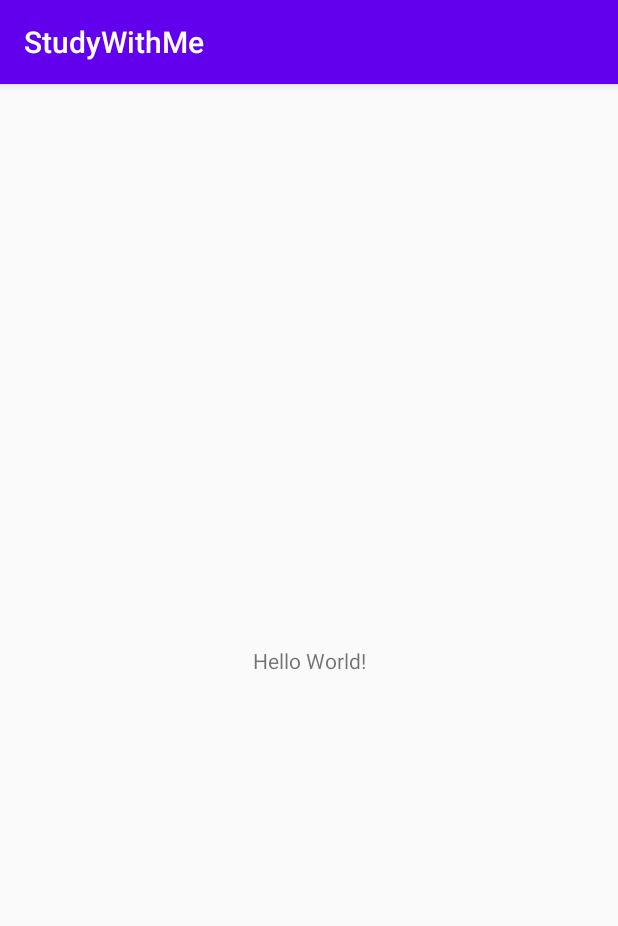
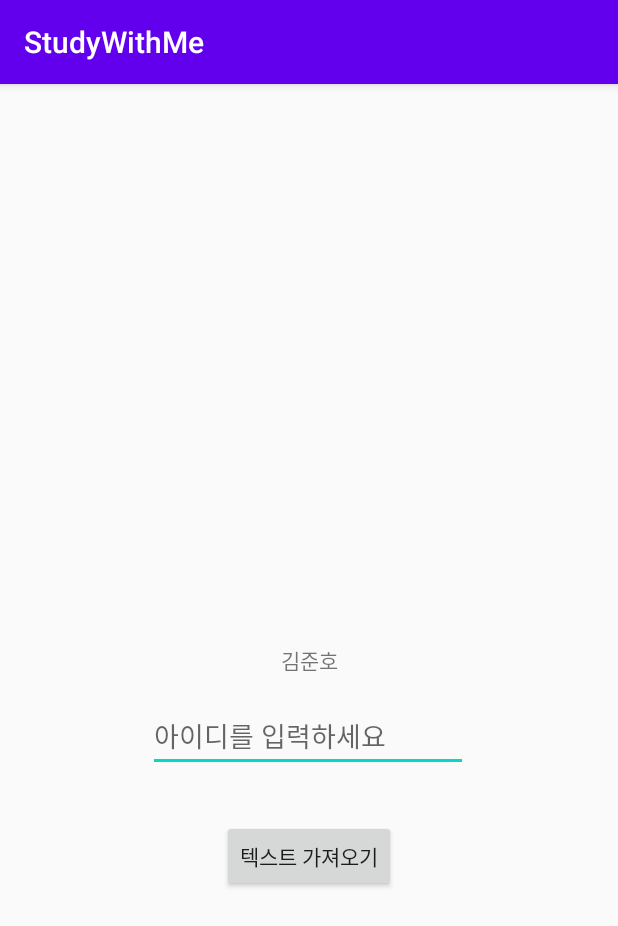
Before and after one commit to someday55/WebGrus_App_Team1, an Android app: the screen it shows after launch (MainActivity), on a phone screen of 412 x 824 dp. Shown: the top 926 px of the screen. Run offline under Robolectric (Android 15) with nearby library versions, the phone set to English and light mode, and no system bars.

Commit message:
Just Studying

```diff
--- a/app/build.gradle
+++ b/app/build.gradle
@@ -26,6 +26,8 @@ android {
 
 dependencies {
     implementation fileTree(dir: "libs", include: ["*.jar"])
+    implementation "org.jetbrains.kotlin:kotlin-stdlib-jdk7:$kotlin_version"
+    implementation "org.jetbrains.kotlin:kotlin-stdlib-jdk8:$kotlin_version"
     implementation "org.jetbrains.kotlin:kotlin-stdlib:$kotlin_version"
     implementation 'androidx.core:core-ktx:1.3.2'
     implementation 'androidx.appcompat:appcompat:1.2.0'
--- a/app/src/main/java/com/example/studywithme/MainActivity.kt
+++ b/app/src/main/java/com/example/studywithme/MainActivity.kt
@@ -2,10 +2,20 @@ package com.example.studywithme
 
 import androidx.appcompat.app.AppCompatActivity
 import android.os.Bundle
+import kotlinx.android.synthetic.main.activity_main.*
 
 class MainActivity : AppCompatActivity() {
-    override fun onCreate(savedInstanceState: Bundle?) {
+    override fun onCreate(savedInstanceState: Bundle?) { //앱이 최초 실행되면 이곳을 수행한다.
         super.onCreate(savedInstanceState)
         setContentView(R.layout.activity_main)
+
+
+        btn_getText.setOnClickListener{
+            var resultText = et_id.text.toString()
+            tv_result.setText(resultText)
+
+
+        }
+
     }
 }
--- a/app/src/main/res/layout/activity_main.xml
+++ b/app/src/main/res/layout/activity_main.xml
@@ -7,12 +7,35 @@
     tools:context=".MainActivity">
 
     <TextView
+        android:id="@+id/tv_result"
         android:layout_width="wrap_content"
         android:layout_height="wrap_content"
-        android:text="Hello World!"
+        android:text="김준호"
         app:layout_constraintBottom_toBottomOf="parent"
-        app:layout_constraintLeft_toLeftOf="parent"
-        app:layout_constraintRight_toRightOf="parent"
+        app:layout_constraintEnd_toEndOf="parent"
+        app:layout_constraintStart_toStartOf="parent"
         app:layout_constraintTop_toTopOf="parent" />
 
+    <EditText
+        android:id="@+id/et_id"
+        android:layout_width="wrap_content"
+        android:layout_height="wrap_content"
+        android:layout_marginTop="16dp"
+        android:ems="10"
+        android:hint="아이디를 입력하세요"
+        android:inputType="textPersonName"
+        app:layout_constraintEnd_toEndOf="parent"
+        app:layout_constraintHorizontal_bias="0.497"
+        app:layout_constraintStart_toStartOf="parent"
+        app:layout_constraintTop_toBottomOf="@+id/tv_result" />
+
+    <Button
+        android:id="@+id/btn_getText"
+        android:layout_width="wrap_content"
+        android:layout_height="wrap_content"
+        android:layout_marginTop="32dp"
+        android:text="텍스트 가져오기"
+        app:layout_constraintEnd_toEndOf="parent"
+        app:layout_constraintStart_toStartOf="parent"
+        app:layout_constraintTop_toBottomOf="@+id/et_id" />
 </androidx.constraintlayout.widget.ConstraintLayout>
--- a/build.gradle
+++ b/build.gradle
@@ -1,12 +1,12 @@
 // Top-level build file where you can add configuration options common to all sub-projects/modules.
 buildscript {
-    ext.kotlin_version = "1.4.21"
+    ext.kotlin_version = "1.3.61"
     repositories {
         google()
         jcenter()
     }
     dependencies {
-        classpath "com.android.tools.build:gradle:4.0.1"
+        classpath 'com.android.tools.build:gradle:3.6.1'
         classpath "org.jetbrains.kotlin:kotlin-gradle-plugin:$kotlin_version"
 
         // NOTE: Do not place your application dependencies here; they belong
```
